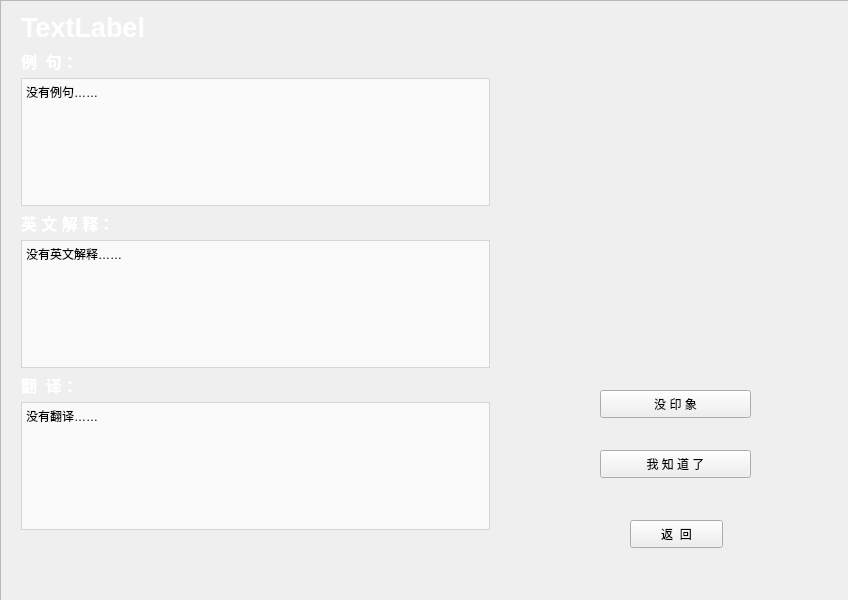
Above: recitewindow.ui from OOPtaskgroup/dictionary before the change. Below: the same form after it.
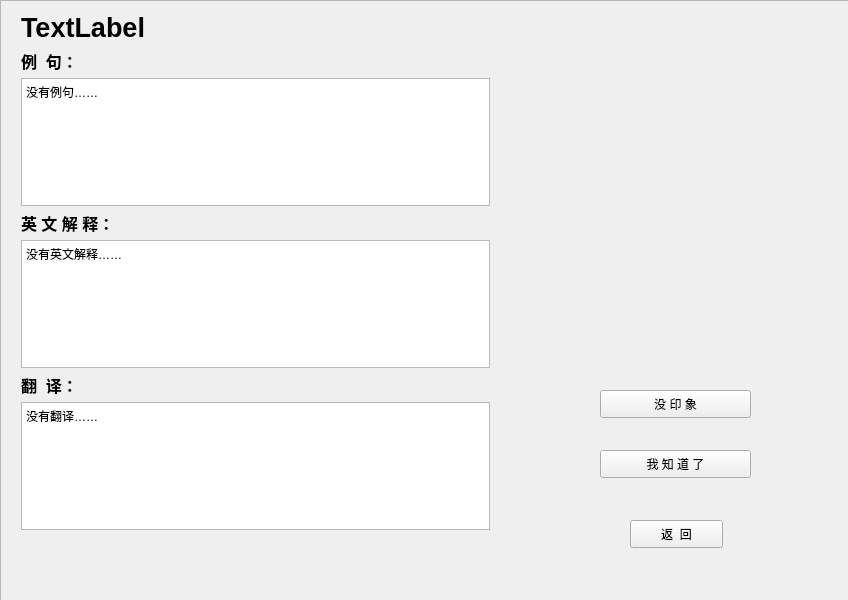
That is the form after the change. Icons and pictures are not drawn.

```diff
--- a/recitewindow.ui
+++ b/recitewindow.ui
@@ -78,7 +78,7 @@
      </font>
     </property>
     <property name="styleSheet">
-     <string notr="true">color: rgb(255, 255, 255);</string>
+     <string notr="true"/>
     </property>
     <property name="text">
      <string>翻  译：</string>
@@ -101,7 +101,7 @@
      </font>
     </property>
     <property name="styleSheet">
-     <string notr="true">color: rgb(255, 255, 255);</string>
+     <string notr="true"/>
     </property>
     <property name="text">
      <string>TextLabel</string>
@@ -117,7 +117,7 @@
      </rect>
     </property>
     <property name="styleSheet">
-     <string notr="true">background-color: rgba(255, 255, 255, 180);</string>
+     <string notr="true"/>
     </property>
     <property name="html">
      <string>&lt;!DOCTYPE HTML PUBLIC &quot;-//W3C//DTD HTML 4.0//EN&quot; &quot;http://www.w3.org/TR/REC-html40/strict.dtd&quot;&gt;
@@ -144,7 +144,7 @@
      </font>
     </property>
     <property name="styleSheet">
-     <string notr="true">color: rgb(255, 255, 255);</string>
+     <string notr="true"/>
     </property>
     <property name="text">
      <string>例  句：</string>
@@ -167,7 +167,7 @@
      </font>
     </property>
     <property name="styleSheet">
-     <string notr="true">color: rgb(255, 255, 255);</string>
+     <string notr="true"/>
     </property>
     <property name="text">
      <string>英 文 解 释：</string>
@@ -183,7 +183,7 @@
      </rect>
     </property>
     <property name="styleSheet">
-     <string notr="true">background-color: rgba(255, 255, 255, 170);</string>
+     <string notr="true"/>
     </property>
     <property name="html">
      <string>&lt;!DOCTYPE HTML PUBLIC &quot;-//W3C//DTD HTML 4.0//EN&quot; &quot;http://www.w3.org/TR/REC-html40/strict.dtd&quot;&gt;
@@ -203,7 +203,7 @@
      </rect>
     </property>
     <property name="styleSheet">
-     <string notr="true">background-color: rgba(255, 255, 255, 180);</string>
+     <string notr="true"/>
     </property>
     <property name="html">
      <string>&lt;!DOCTYPE HTML PUBLIC &quot;-//W3C//DTD HTML 4.0//EN&quot; &quot;http://www.w3.org/TR/REC-html40/strict.dtd&quot;&gt;
```
Left out of the diff: 12 changed lines with no effect on the pictures.
